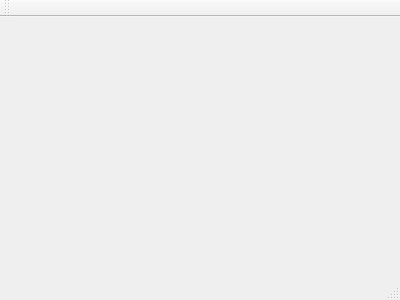
Old version of the form puzzle/mainwindow.ui in the repository braick/puzzle.
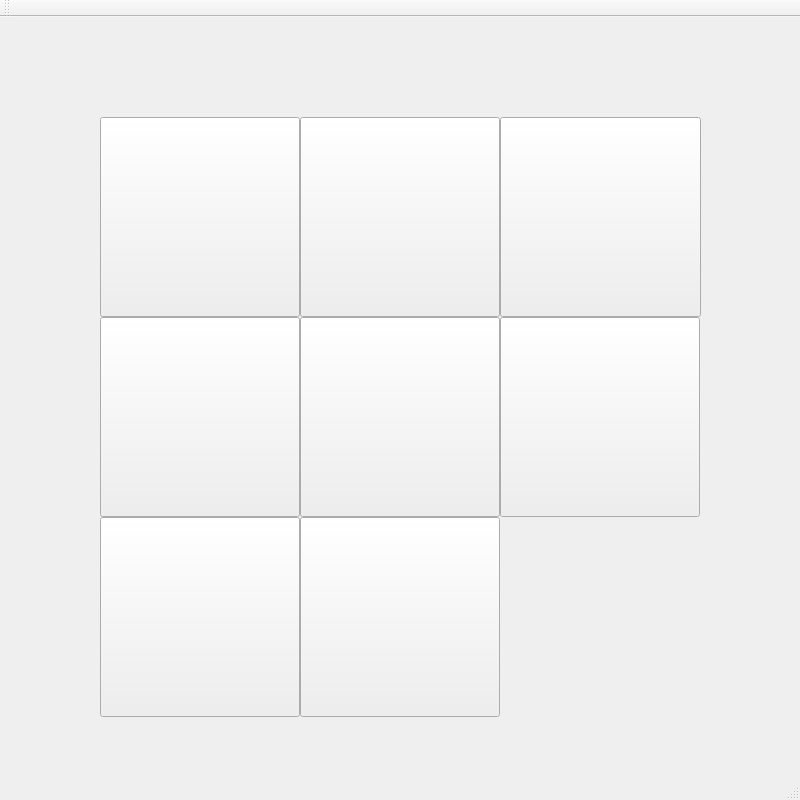
New version of the form.

Patch:
```diff
--- a/puzzle/mainwindow.ui
+++ b/puzzle/mainwindow.ui
@@ -1,24 +1,144 @@
 <ui version="4.0">
  <class>MainWindow</class>
- <widget class="QMainWindow" name="MainWindow" >
-  <property name="geometry" >
+ <widget class="QMainWindow" name="MainWindow">
+  <property name="geometry">
    <rect>
     <x>0</x>
     <y>0</y>
-    <width>400</width>
-    <height>300</height>
+    <width>800</width>
+    <height>800</height>
    </rect>
   </property>
   <property name="windowTitle" >
    <string>MainWindow</string>
   </property>
-  <widget class="QMenuBar" name="menuBar" />
-  <widget class="QToolBar" name="mainToolBar" />
-  <widget class="QWidget" name="centralWidget" />
-  <widget class="QStatusBar" name="statusBar" />
+  <widget class="QWidget" name="centralWidget">
+   <widget class="QPushButton" name="p1">
+    <property name="geometry">
+     <rect>
+      <x>100</x>
+      <y>100</y>
+      <width>200</width>
+      <height>200</height>
+     </rect>
+    </property>
+    <property name="text">
+     <string/>
+    </property>
+   </widget>
+   <widget class="QPushButton" name="p2">
+    <property name="geometry">
+     <rect>
+      <x>300</x>
+      <y>100</y>
+      <width>200</width>
+      <height>200</height>
+     </rect>
+    </property>
+    <property name="text">
+     <string/>
+    </property>
+   </widget>
+   <widget class="QPushButton" name="p3">
+    <property name="geometry">
+     <rect>
+      <x>500</x>
+      <y>100</y>
+      <width>201</width>
+      <height>200</height>
+     </rect>
+    </property>
+    <property name="text">
+     <string/>
+    </property>
+   </widget>
+   <widget class="QPushButton" name="p6">
+    <property name="geometry">
+     <rect>
+      <x>500</x>
+      <y>300</y>
+      <width>200</width>
+      <height>200</height>
+     </rect>
+    </property>
+    <property name="text">
+     <string/>
+    </property>
+   </widget>
+   <widget class="QPushButton" name="p4">
+    <property name="geometry">
+     <rect>
+      <x>100</x>
+      <y>300</y>
+      <width>200</width>
+      <height>200</height>
+     </rect>
+    </property>
+    <property name="text">
+     <string/>
+    </property>
+   </widget>
+   <widget class="QPushButton" name="p5">
+    <property name="geometry">
+     <rect>
+      <x>300</x>
+      <y>300</y>
+      <width>200</width>
+      <height>200</height>
+     </rect>
+    </property>
+    <property name="text">
+     <string/>
+    </property>
+   </widget>
+   <widget class="QPushButton" name="p8">
+    <property name="geometry">
+     <rect>
+      <x>300</x>
+      <y>500</y>
+      <width>200</width>
+      <height>200</height>
+     </rect>
+    </property>
+    <property name="text">
+     <string/>
+    </property>
+   </widget>
+   <widget class="QPushButton" name="p7">
+    <property name="geometry">
+     <rect>
+      <x>100</x>
+      <y>500</y>
+      <width>200</width>
+      <height>200</height>
+     </rect>
+    </property>
+    <property name="text">
+     <string/>
+    </property>
+   </widget>
+  </widget>
+  <widget class="QMenuBar" name="menuBar">
+   <property name="geometry">
+    <rect>
+     <x>0</x>
+     <y>0</y>
+     <width>800</width>
+     <height>22</height>
+    </rect>
+   </property>
+  </widget>
+  <widget class="QToolBar" name="mainToolBar">
+   <attribute name="toolBarArea">
+    <enum>TopToolBarArea</enum>
+   </attribute>
+   <attribute name="toolBarBreak">
+    <bool>false</bool>
+   </attribute>
+  </widget>
+  <widget class="QStatusBar" name="statusBar"/>
  </widget>
- <layoutDefault spacing="6" margin="11" />
- <pixmapfunction></pixmapfunction>
+ <layoutdefault spacing="6" margin="11"/>
  <resources/>
  <connections/>
 </ui>
```
Left out of the diff: 3 changed lines with no effect on the pictures.
